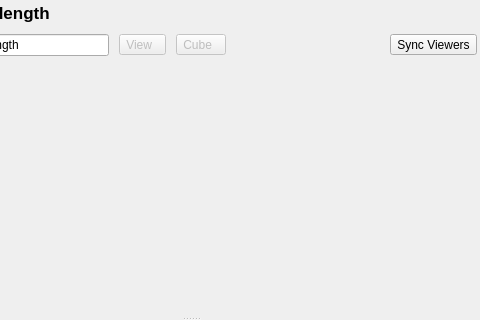
The window that cubeviz/layout.ui (spacetelescope/cubeviz) describes before a commit, drawn with Qt 5; both pictures show x 677 to 1157 and y 0 to 320 of the 1157 by 578 pixel window.
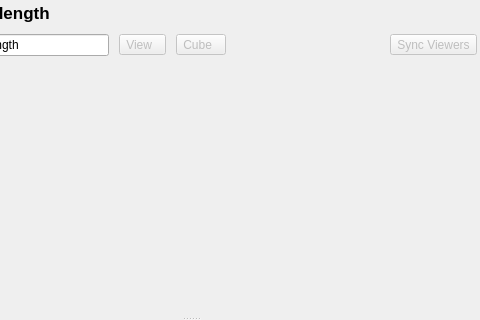
The same window after the commit.

Commit message: Update behavior of Sync Viewer button

Patch:
```diff
--- a/cubeviz/layout.ui
+++ b/cubeviz/layout.ui
@@ -270,12 +270,15 @@
       </spacer>
      </item>
      <item row="1" column="12">
-      <widget class="QToolButton" name="bool_sync">
+      <widget class="QToolButton" name="sync_button">
+       <property name="enabled">
+        <bool>false</bool>
+       </property>
        <property name="text">
         <string>Sync Viewers</string>
        </property>
        <property name="checkable">
-        <bool>true</bool>
+        <bool>false</bool>
        </property>
        <property name="checked">
         <bool>false</bool>
```
The commit also changes 1 other file.
